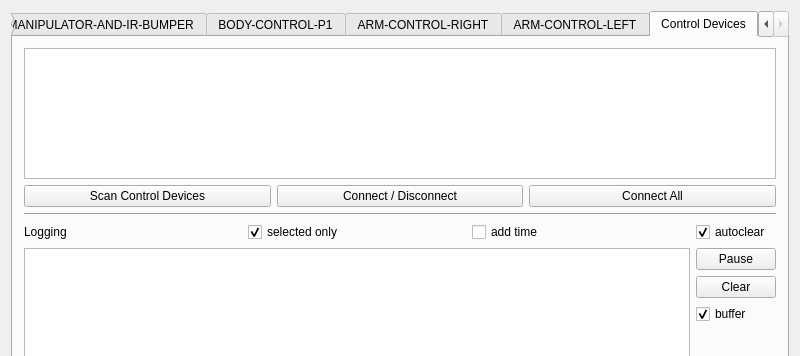
Above: software/computer/client/qt/expclient/mainwindow.ui from wercool/valter before the change; both pictures show x 0 to 800 and y 0 to 356 of the 800 by 600 pixel window. Below: the same form after it.
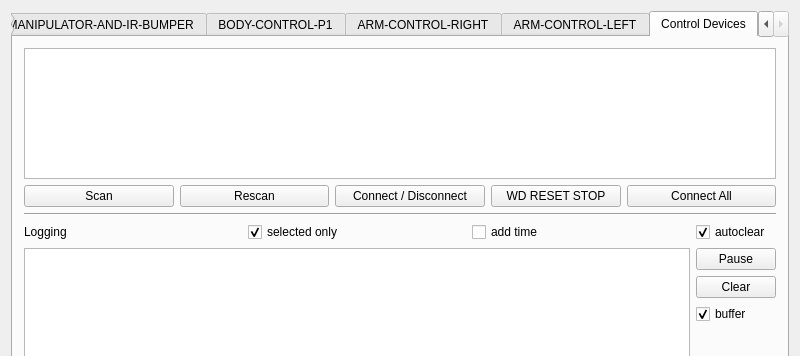
That is the form after the change.

What changed in the file:
```diff
--- a/software/computer/client/qt/expclient/mainwindow.ui
+++ b/software/computer/client/qt/expclient/mainwindow.ui
@@ -873,7 +873,14 @@
              <string extracomment="sss"/>
             </property>
             <property name="text">
-             <string>Scan Control Devices</string>
+             <string>Scan</string>
+            </property>
+           </widget>
+          </item>
+          <item>
+           <widget class="QPushButton" name="reScanControlDevicesButton">
+            <property name="text">
+             <string>Rescan</string>
             </property>
            </widget>
           </item>
@@ -887,6 +894,22 @@
             </property>
            </widget>
           </item>
+          <item>
+           <widget class="QPushButton" name="wdResetStopButton">
+            <property name="maximumSize">
+             <size>
+              <width>130</width>
+              <height>16777215</height>
+             </size>
+            </property>
+            <property name="styleSheet">
+             <string notr="true"/>
+            </property>
+            <property name="text">
+             <string>WD RESET STOP</string>
+            </property>
+           </widget>
+          </item>
           <item>
            <widget class="QPushButton" name="connectAllPushButton">
             <property name="statusTip">
```
Left out of the diff: 1 changed line with no effect on the pictures.
